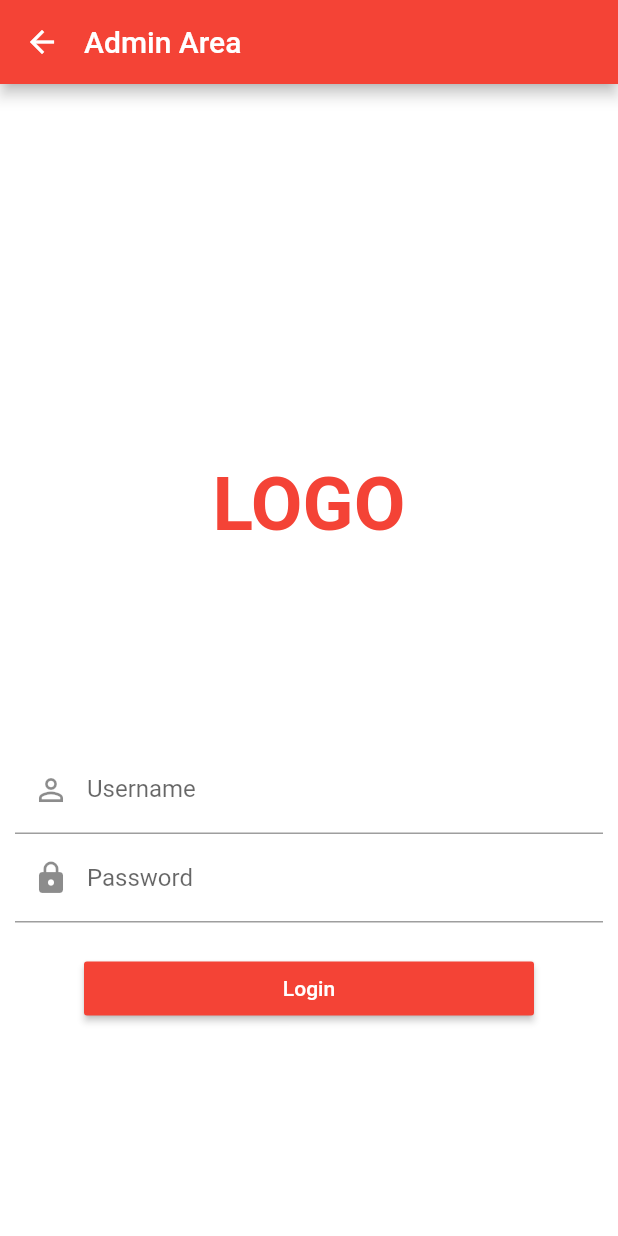
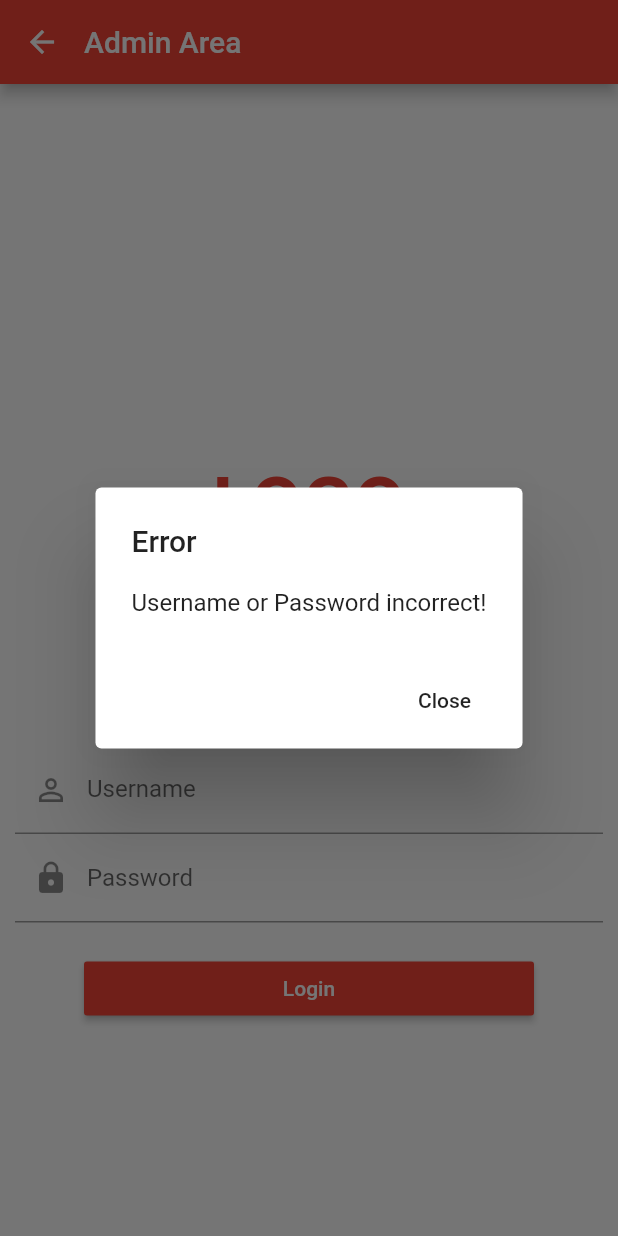
Before and after one commit to israelalagbe/HelloFlutter, a Flutter app: the PropertyAdminLogin screen opened directly, after a tap on "Login", on a phone screen of 412 x 824 dp. Run offline on Flutter 3.47's test engine with Material 2 defaults, Android fonts, the light colour scheme and no system bars.

Commit message:
Check if login details is correct

```diff
--- a/lib/property/property-admin-login.dart
+++ b/lib/property/property-admin-login.dart
@@ -1,4 +1,26 @@
 import 'package:flutter/material.dart';
+
+void alert(BuildContext context, {String title, String content}) {
+  showDialog(
+    context: context,
+    builder: (BuildContext context) {
+      // return object of type Dialog
+      return AlertDialog(
+        title: new Text(title),
+        content: new Text(content),
+        actions: <Widget>[
+          // usually buttons at the bottom of the dialog
+          new FlatButton(
+            child: new Text("Close"),
+            onPressed: () {
+              Navigator.of(context).pop();
+            },
+          ),
+        ],
+      );
+    },
+  );
+}
 
 class PropertyAdminLogin extends StatefulWidget {
   @override
@@ -8,10 +30,15 @@ class PropertyAdminLogin extends StatefulWidget {
 class _PropertyAdminLoginState extends State<PropertyAdminLogin> {
   final usernameCtl = TextEditingController();
   final passwordCtl = TextEditingController();
-  _login() {
-    print(usernameCtl.value.text);
-    print(passwordCtl.value.text);
+  _login(BuildContext context) {
+    if (usernameCtl.value.text == "admin" &&
+        passwordCtl.value.text == 'password') {
+    } else {
+      alert(context,
+          title: "Error", content: "Username or Password incorrect!");
+    }
   }
+
   @override
   Widget build(BuildContext context) {
     return Scaffold(
@@ -62,7 +89,6 @@ class _PropertyAdminLoginState extends State<PropertyAdminLogin> {
                             labelText: "Username",
                           ),
                           controller: usernameCtl,
-
                         ),
                         TextFormField(
                           decoration: InputDecoration(
@@ -83,7 +109,7 @@ class _PropertyAdminLoginState extends State<PropertyAdminLogin> {
                               "Login",
                               style: TextStyle(color: Colors.white),
                             ),
-                            onPressed: _login,
+                            onPressed: () => _login(context),
                           ),
                         )
                       ],
```
